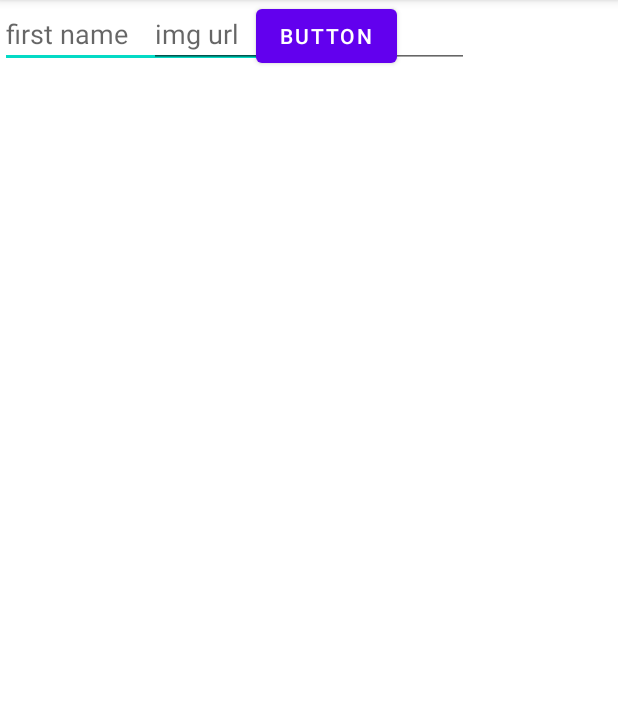
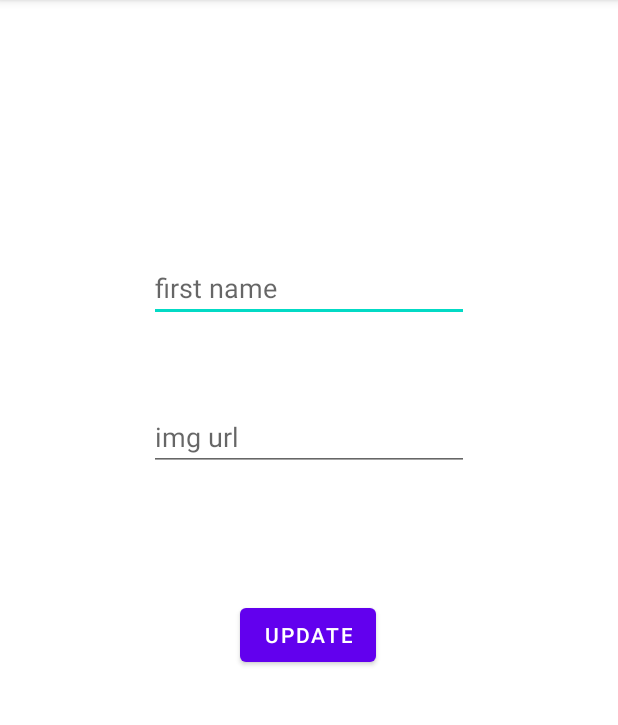
Before and after one commit to kevchen1129/sunMeter, an Android app: the setting screen opened directly, with no data from a screen before it, on a phone screen of 412 x 824 dp, the part 84-809 px from its top. Run offline under Robolectric (Android 15) with nearby library versions, the phone set to English and light mode, and no system bars; our stand-ins replace Firebase (no records; nobody signed in at launch, a user with empty details on screens opened directly), Picasso; network calls fail; pictures from the network do not load.

Commit message:
setting page able to edit name and update to firebase.

```diff
--- a/app/src/main/java/com/example/sunmeter/MainActivity.java
+++ b/app/src/main/java/com/example/sunmeter/MainActivity.java
@@ -160,11 +160,11 @@ public class MainActivity extends AppCompatActivity {
 
 
 
-        firedatabase.child(user.firstName).updateChildren(User).addOnCompleteListener(new OnCompleteListener() {
+        firedatabase.child(user.getUserName()).updateChildren(User).addOnCompleteListener(new OnCompleteListener() {
             @Override
             public void onComplete(@NonNull Task task) {
                 if(task.isSuccessful()){
-                    Toast.makeText(MainActivity.this,"Success",Toast.LENGTH_SHORT);
+                    Toast.makeText(MainActivity.this,"Success",Toast.LENGTH_SHORT).show();
                 }else{
                     Log.i(":22","failed");
                 }
--- a/app/src/main/java/com/example/sunmeter/MainAdapter.java
+++ b/app/src/main/java/com/example/sunmeter/MainAdapter.java
@@ -46,6 +46,9 @@ public class MainAdapter extends RecyclerView.Adapter<MainAdapter.MyViewHolder>
       //  Log.i("2",user.getLastName());
         holder.setImage(String.valueOf(user.getLastName()));
 
+
+
+
     }
 
     @Override
--- a/app/src/main/java/com/example/sunmeter/setting.java
+++ b/app/src/main/java/com/example/sunmeter/setting.java
@@ -1,14 +1,101 @@
 package com.example.sunmeter;
 
+import androidx.annotation.NonNull;
 import androidx.appcompat.app.AppCompatActivity;
 
 import android.os.Bundle;
+import android.util.Log;
+import android.view.View;
+import android.widget.Button;
+import android.widget.EditText;
+import android.widget.Toast;
+
+import com.google.android.gms.tasks.OnCompleteListener;
+import com.google.android.gms.tasks.Task;
+import com.google.firebase.database.DataSnapshot;
+import com.google.firebase.database.DatabaseError;
+import com.google.firebase.database.DatabaseReference;
+import com.google.firebase.database.FirebaseDatabase;
+import com.google.firebase.database.ValueEventListener;
+
+import java.util.ArrayList;
+import java.util.HashMap;
+import java.util.List;
 
 public class setting extends AppCompatActivity {
+    DatabaseReference firedatabase ;
+    MainAdapter mainAdapter;
+    ArrayList<User> list;
+    private User user;
+List<String> key;
 
     @Override
     protected void onCreate(Bundle savedInstanceState) {
         super.onCreate(savedInstanceState);
         setContentView(R.layout.activity_setting);
+        Button update = findViewById(R.id.update_btn);
+        EditText firstName = findViewById(R.id.firstName_update);
+        EditText image = findViewById(R.id.img_update);
+        list = new ArrayList<>();
+        mainAdapter = new MainAdapter(this,list);
+        key = new ArrayList<String>();
+
+
+        firedatabase =  FirebaseDatabase.getInstance().getReference("Users");
+        firedatabase.addValueEventListener(new ValueEventListener() {
+            @Override
+            public void onDataChange(@NonNull DataSnapshot snapshot) {
+
+                for(DataSnapshot dataSnapshot: snapshot.getChildren()){
+                    User user = dataSnapshot.getValue(User.class);
+                    list.add(user);
+                  Log.i("22", snapshot.getValue().toString());
+
+               //   key.add( snapshot.child("Abhay").getKey());
+
+
+                }
+                mainAdapter.notifyDataSetChanged();
+            }
+
+            @Override
+            public void onCancelled(@NonNull DatabaseError error) {
+
+            }
+
+        });
+        update.setOnClickListener(new View.OnClickListener() {
+            @Override
+            public void onClick(View view) {
+                String first_name = firstName.getText().toString();
+                String img = image.getText().toString();
+                user = list.get(0);
+
+               // Log.i("11111",userName);
+                Log.i("222","222");
+                updateData(user,first_name,img);
+            }
+        });
+    }
+
+    private void updateData(User user, String first_name, String img) {
+        HashMap hashMap = new HashMap();
+
+        hashMap.put("firstName",first_name);
+        //hashMap.put("img",img);
+        Log.i("11111",first_name);
+
+       // firedatabase.child(username).child("firstName").setValue(name);
+
+        firedatabase.child(user.getUserName()).updateChildren(hashMap).addOnCompleteListener(new OnCompleteListener() {
+            @Override
+            public void onComplete(@NonNull Task task) {
+            if(task.isSuccessful()){
+                Toast.makeText(setting.this,"successfully udpated",Toast.LENGTH_SHORT).show();
+            }else{
+                Toast.makeText(setting.this,"failed",Toast.LENGTH_SHORT).show();
+            }
+            }
+        });
     }
 }
--- a/app/src/main/res/layout/activity_setting.xml
+++ b/app/src/main/res/layout/activity_setting.xml
@@ -10,30 +10,34 @@
         android:id="@+id/firstName_update"
         android:layout_width="wrap_content"
         android:layout_height="wrap_content"
+        android:layout_marginTop="169dp"
         android:ems="10"
         android:hint="first name"
         android:inputType="textPersonName"
-        tools:layout_editor_absoluteX="109dp"
-        tools:layout_editor_absoluteY="165dp" />
+        app:layout_constraintEnd_toEndOf="parent"
+        app:layout_constraintStart_toStartOf="parent"
+        app:layout_constraintTop_toTopOf="parent" />
 
     <EditText
         android:id="@+id/img_update"
         android:layout_width="wrap_content"
         android:layout_height="wrap_content"
+        android:layout_marginTop="54dp"
         android:ems="10"
         android:hint="img url"
         android:inputType="textPersonName"
         app:layout_constraintEnd_toEndOf="parent"
         app:layout_constraintStart_toStartOf="parent"
-        tools:layout_editor_absoluteY="268dp" />
+        app:layout_constraintTop_toBottomOf="@+id/firstName_update" />
 
     <Button
-        android:id="@+id/button"
+        android:id="@+id/update_btn"
         android:layout_width="wrap_content"
         android:layout_height="wrap_content"
-        android:text="Button"
+        android:layout_marginTop="85dp"
+        android:text="Update"
         app:layout_constraintEnd_toEndOf="parent"
-        app:layout_constraintHorizontal_bias="0.536"
+        app:layout_constraintHorizontal_bias="0.498"
         app:layout_constraintStart_toStartOf="parent"
-        tools:layout_editor_absoluteY="434dp" />
+        app:layout_constraintTop_toBottomOf="@+id/img_update" />
 </androidx.constraintlayout.widget.ConstraintLayout>
```
Also changed, not shown: app/src/main/java/com/example/sunmeter/User.java (+6 -3 lines).
